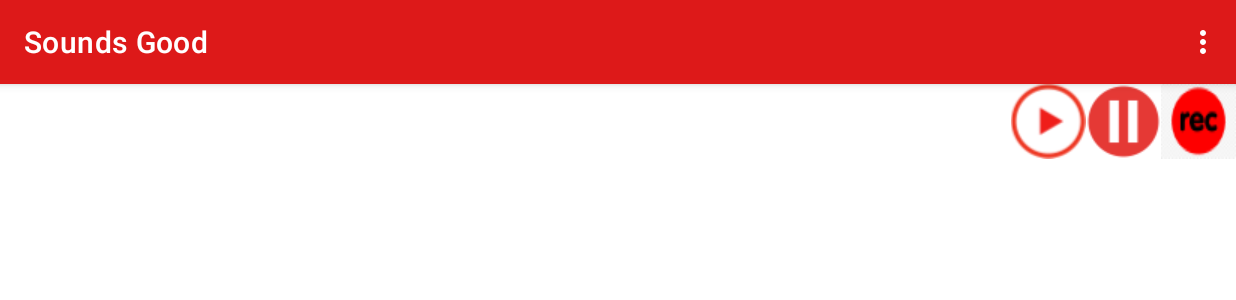
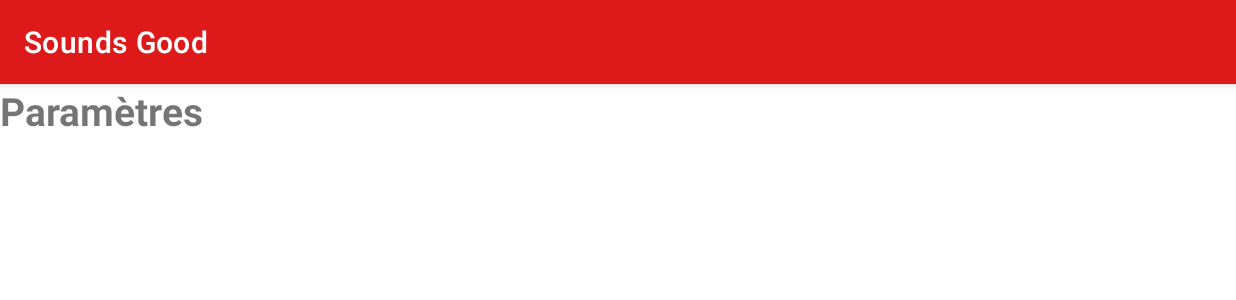
Before and after one commit to DufourV/SoundsGood, an Android app: the screen it shows after launch (MainActivity before the commit, Parametres after it), in the options menu, after a tap on "Parametres", on a phone screen of 824 x 412 dp (held sideways). Shown: the top 300 px of the screen. Run offline under Robolectric (Android 15) with nearby library versions, the phone set to English and light mode, and no system bars.

Commit message:
Ajout d'un nouveau bouton record et activité paramètre via le menu en haut a droite.

```diff
--- a/app/src/main/AndroidManifest.xml
+++ b/app/src/main/AndroidManifest.xml
@@ -9,6 +9,9 @@
         android:roundIcon="@mipmap/ic_launcher_round"
         android:supportsRtl="true"
         android:theme="@style/Theme.SoundsGood">
+        <activity
+            android:name=".Parametres"
+            android:exported="false" />
         <activity
             android:name=".ListeMusique"
             android:exported="false" />
--- a/app/src/main/java/uqac/dim/soundsgood/MainActivity.java
+++ b/app/src/main/java/uqac/dim/soundsgood/MainActivity.java
@@ -56,6 +56,11 @@ public class MainActivity extends AppCompatActivity {
         activityLauncher.launch(intent);
     }
 
+    public void openActivityParametres() {
+        Intent intent = new Intent(this, Parametres.class);
+        activityLauncher.launch(intent);
+    }
+
     @Override
     public boolean onOptionsItemSelected(MenuItem item) {
 
@@ -69,7 +74,7 @@ public class MainActivity extends AppCompatActivity {
 
             case R.id.menu_Parametre:
                 Log.i("DIM", "VOICI LES PARAMETRES!");
-
+                openActivityParametres();
 
                 return true;
 
--- /dev/null
+++ b/app/src/main/java/uqac/dim/soundsgood/Parametres.java
@@ -0,0 +1,14 @@
+package uqac.dim.soundsgood;
+
+import androidx.appcompat.app.AppCompatActivity;
+
+import android.os.Bundle;
+
+public class Parametres extends AppCompatActivity {
+
+    @Override
+    protected void onCreate(Bundle savedInstanceState) {
+        super.onCreate(savedInstanceState);
+        setContentView(R.layout.parametres);
+    }
+}
--- a/app/src/main/res/layout-land/activity_main.xml
+++ b/app/src/main/res/layout-land/activity_main.xml
@@ -33,7 +33,7 @@
             android:layout_width="wrap_content"
             android:layout_height="wrap_content"
             android:layout_gravity="right"
-            android:src="@drawable/recordbutton">
+            android:src="@drawable/recordbuttoncircle">
         </ImageView>
 
     </LinearLayout>
--- /dev/null
+++ b/app/src/main/res/layout-land/parametres.xml
@@ -0,0 +1,18 @@
+<?xml version="1.0" encoding="utf-8"?>
+<LinearLayout xmlns:android="http://schemas.android.com/apk/res/android"
+    xmlns:tools="http://schemas.android.com/tools"
+    android:layout_width="match_parent"
+    android:layout_height="match_parent"
+    tools:context=".Parametres"
+    android:orientation="vertical">
+
+    <TextView
+        android:layout_width="wrap_content"
+        android:layout_height="wrap_content"
+        android:text="Paramètres"
+        android:textSize="26dp"
+        android:textStyle="bold">
+
+    </TextView>
+
+</LinearLayout>
--- /dev/null
+++ b/app/src/main/res/layout/parametres.xml
@@ -0,0 +1,6 @@
+<?xml version="1.0" encoding="utf-8"?>
+<androidx.constraintlayout.widget.ConstraintLayout xmlns:android="http://schemas.android.com/apk/res/android"
+    android:layout_width="match_parent"
+    android:layout_height="match_parent">
+
+</androidx.constraintlayout.widget.ConstraintLayout>
```
Also changed, not shown: app/src/main/res/drawable/recordbuttoncircle.png (added).
